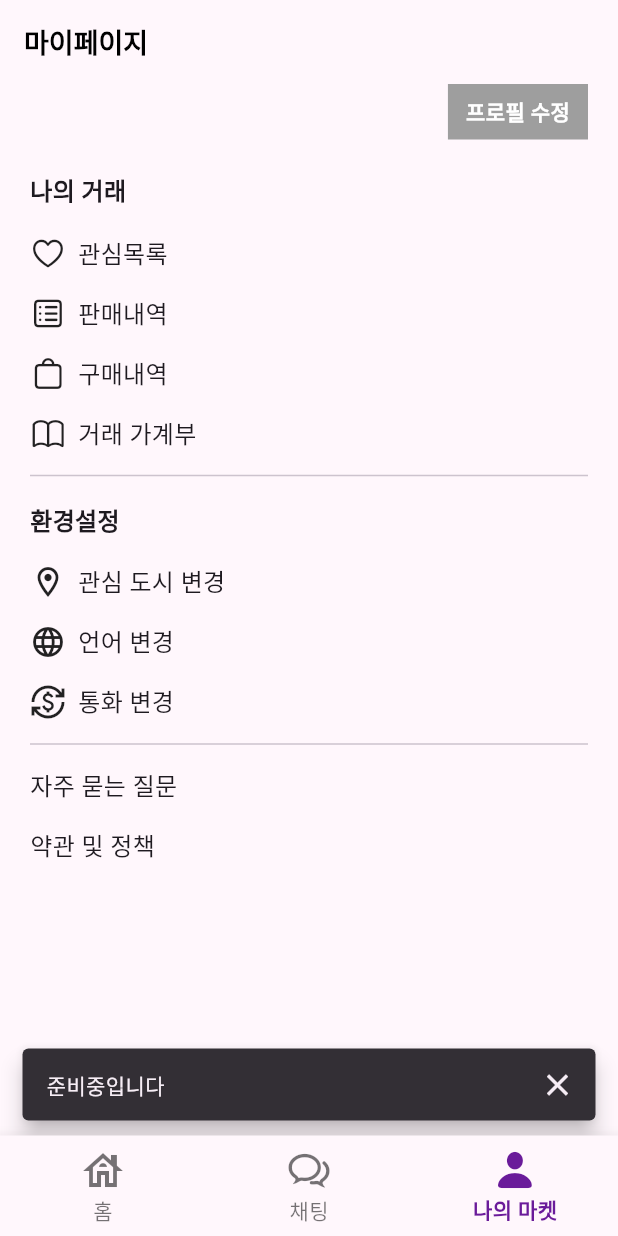
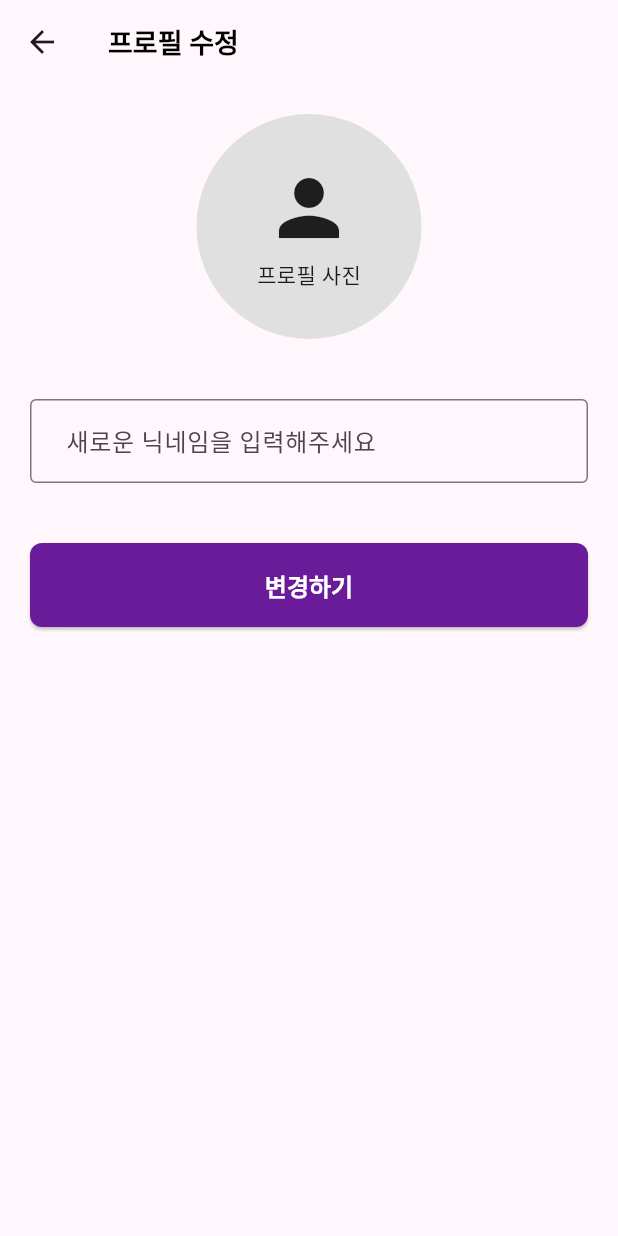
Before and after one commit to oosuhada/flutter_nomad_market_v1.1, a Flutter app: the HomePage screen opened directly, item 3 of the bottom bar chosen, after a tap on "프로필 수정", on a phone screen of 412 x 824 dp. Run offline on Flutter 3.47's test engine with Material 3 defaults, Android fonts, the light colour scheme and no system bars; our stand-ins replace dio, flutter_riverpod, geolocator, image_picker; missing offline and left inert: stomp_dart_client; network calls fail.

Commit message:
working on profile edit view model

```diff
--- a/lib/ui/pages/home/_tab/my_tab/widgets/my_profile_box.dart
+++ b/lib/ui/pages/home/_tab/my_tab/widgets/my_profile_box.dart
@@ -1,5 +1,6 @@
 import 'package:flutter/material.dart';
 import 'package:flutter_market_app/core/snackbar_util.dart';
+import 'package:flutter_market_app/ui/pages/home/_tab/my_tab/widgets/profile_edit.dart';
 import 'package:flutter_market_app/ui/user_global_view_model.dart';
 import 'package:flutter_market_app/ui/widgets/user_profile_image.dart';
 import 'package:flutter_riverpod/flutter_riverpod.dart';
@@ -32,14 +33,17 @@ class MyProfileBox extends StatelessWidget {
           ),
           GestureDetector(
             onTap: () {
-              SnackbarUtil.showSnackBar(
+              Navigator.push(
                 context,
-                '준비중입니다',
+                MaterialPageRoute(
+                  builder: (context) => ProfileEditPage(),
+                ),
               );
             },
             child: Container(
               decoration: BoxDecoration(
-                color: Colors.grey,
+                color: Colors.purple,
+                borderRadius: BorderRadius.circular(4),
               ),
               padding: EdgeInsets.symmetric(
                 vertical: 8,
--- /dev/null
+++ b/lib/ui/pages/home/_tab/my_tab/widgets/profile_edit.dart
@@ -0,0 +1,148 @@
+import 'package:flutter/material.dart';
+import 'package:flutter_market_app/core/image_picker_helper.dart';
+import 'package:flutter_market_app/ui/pages/home/_tab/my_tab/widgets/profile_edit_view_model.dart';
+import 'package:flutter_market_app/ui/pages/home/home_view_model.dart';
+import 'package:flutter_riverpod/flutter_riverpod.dart';
+
+class ProfileEditPage extends ConsumerStatefulWidget {
+  @override
+  ConsumerState createState() => _ProfileEditPageState();
+}
+
+class _ProfileEditPageState extends ConsumerState<ProfileEditPage> {
+  final pwController = TextEditingController();
+  final nicknameController = TextEditingController();
+  final formKey = GlobalKey<FormState>();
+
+  @override
+  void initState() {
+    super.initState();
+    WidgetsBinding.instance.addPostFrameCallback((_) {
+      ref.read(profileEditViewModel.notifier).initUserData();
+    });
+  }
+
+  @override
+  void dispose() {
+    pwController.dispose();
+    nicknameController.dispose();
+    super.dispose();
+  }
+
+  void onImageUpload() async {
+    final result = await ImagePickerHelper.pickImage();
+    if (result != null) {
+      final viewModel = ref.read(profileEditViewModel.notifier);
+      viewModel.uploadImage(
+        filename: result.filename,
+        mimeType: result.mimeType,
+        bytes: result.bytes,
+      );
+    }
+  }
+
+  void navigateToMyTab() {
+    // Reset to the first route (home)
+    Navigator.of(context).popUntil((route) => route.isFirst);
+
+    // Set the home view model index to 2 (MyTab)
+    ref.read(homeViewModel.notifier).onIndexChanged(2);
+  }
+
+  @override
+  Widget build(BuildContext context) {
+    final profileData = ref.watch(profileEditViewModel);
+
+    return Scaffold(
+      appBar: AppBar(
+        leading: IconButton(
+          icon: Icon(Icons.arrow_back),
+          onPressed: () => Navigator.pop(context),
+        ),
+        title: Text('프로필 수정'),
+      ),
+      body: Form(
+        key: formKey,
+        child: ListView(
+          padding: EdgeInsets.symmetric(horizontal: 20),
+          children: [
+            SizedBox(height: 20),
+            GestureDetector(
+              onTap: onImageUpload,
+              child: Center(
+                child: Container(
+                  width: 150,
+                  height: 150,
+                  decoration: BoxDecoration(
+                    color: Colors.grey[300],
+                    shape: BoxShape.circle,
+                  ),
+                  child: profileData?.profileImage != null
+                      ? ClipRRect(
+                          borderRadius: BorderRadius.circular(75),
+                          child: Image.network(
+                            profileData!.profileImage!.url,
+                            fit: BoxFit.cover,
+                          ),
+                        )
+                      : Column(
+                          mainAxisAlignment: MainAxisAlignment.center,
+                          children: [
+                            Icon(Icons.person, size: 60),
+                            SizedBox(height: 4),
+                            Text('프로필 사진'),
+                          ],
+                        ),
+                ),
+              ),
+            ),
+            SizedBox(height: 40),
+            TextFormField(
+              controller: nicknameController,
+              decoration: InputDecoration(
+                labelText: '새로운 닉네임을 입력해주세요',
+                border: OutlineInputBorder(),
+              ),
+            ),
+            SizedBox(height: 40),
+            Consumer(
+              builder: (context, ref, child) {
+                return ElevatedButton(
+                  onPressed: () async {
+                    if (formKey.currentState!.validate()) {
+                      final viewModel = ref.read(profileEditViewModel.notifier);
+
+                      final result = await viewModel.updateProfile(
+                        nickname: nicknameController.text.trim(),
+                      );
+
+                      if (result) {
+                        // 성공 시 MyTab으로 이동
+                        if (mounted) {
+                          navigateToMyTab();
+                        }
+                      } else {
+                        // 실패 시 에러 메시지 표시
+                        ScaffoldMessenger.of(context).showSnackBar(
+                          SnackBar(content: Text('프로필 업데이트에 실패했습니다.')),
+                        );
+                      }
+                    }
+                  },
+                  style: ElevatedButton.styleFrom(
+                    backgroundColor: Colors.purple.shade800,
+                    padding: EdgeInsets.symmetric(vertical: 16),
+                  ),
+                  child: Text(
+                    '변경하기',
+                    style: TextStyle(color: Colors.white, fontSize: 16),
+                  ),
+                );
+              },
+            ),
+          ],
+        ),
+      ),
+    );
+  }
+}
```
Also changed, not shown: lib/data/model/user.dart (+14 -0 lines), lib/data/repository/user_repository.dart (+14 -0 lines), lib/ui/pages/home/_tab/my_tab/widgets/profile_edit_view_model.dart (added, +56 -0 lines), 1 other file.
